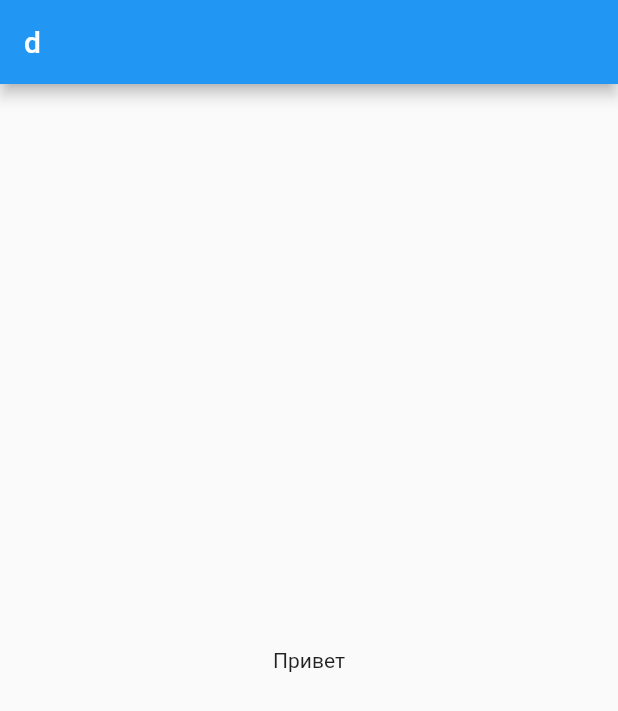
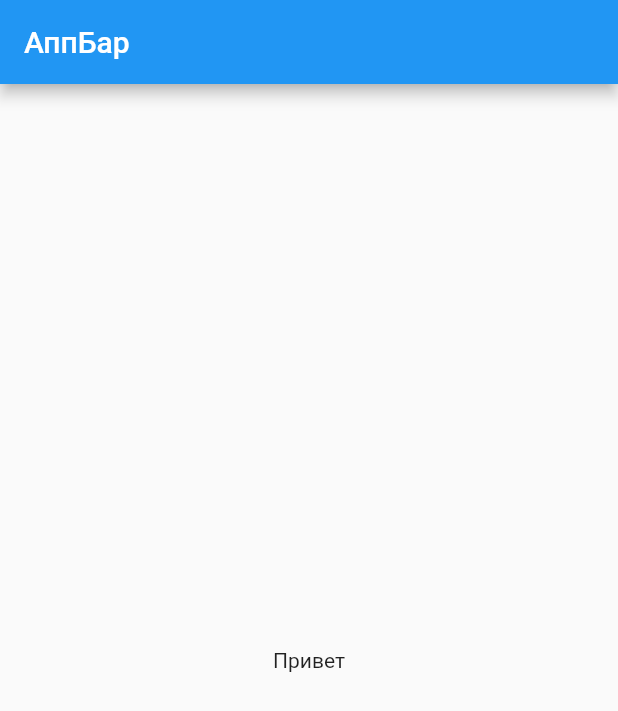
Before and after one commit to insignity/shop, a Flutter app: the screen it shows after launch, on a phone screen of 412 x 824 dp. Shown: the top 711 px of the screen. Run offline on Flutter 3.47's test engine with Material 2 defaults, Android fonts, the phone set to English and light mode, and no system bars.

Commit message:
Фикс бага

```diff
--- a/lib/l10n/intl/messages_ru.dart
+++ b/lib/l10n/intl/messages_ru.dart
@@ -22,6 +22,8 @@ class MessageLookup extends MessageLookupByLibrary {
 
   final messages = _notInlinedMessages(_notInlinedMessages);
   static Map<String, Function> _notInlinedMessages(_) => <String, Function>{
-        "Hello": MessageLookupByLibrary.simpleMessage("Привет")
+        "AppBar": MessageLookupByLibrary.simpleMessage("АппБар"),
+        "Hello": MessageLookupByLibrary.simpleMessage("Привет"),
+        "world": MessageLookupByLibrary.simpleMessage("мир")
       };
 }
--- a/lib/l10n/l10n.dart
+++ b/lib/l10n/l10n.dart
@@ -59,6 +59,26 @@ class AppLocalizations {
       args: [],
     );
   }
+
+  /// `мир`
+  String get world {
+    return Intl.message(
+      'мир',
+      name: 'world',
+      desc: '',
+      args: [],
+    );
+  }
+
+  /// `АппБар`
+  String get AppBar {
+    return Intl.message(
+      'АппБар',
+      name: 'AppBar',
+      desc: '',
+      args: [],
+    );
+  }
 }
 
 class AppLocalizationDelegate extends LocalizationsDelegate<AppLocalizations> {
--- a/lib/main.dart
+++ b/lib/main.dart
@@ -42,7 +42,7 @@ class _MyHomePageState extends State<MyHomePage> {
   Widget build(BuildContext context) {
     return Scaffold(
       appBar: AppBar(
-        title: const Text('d'),
+        title:  Text(context.$.AppBar),
       ),
       body: Center(
         child: Column(
--- a/locales/intl_ru.arb
+++ b/locales/intl_ru.arb
@@ -1,3 +1,5 @@
 {
-  "Hello": "Привет"
+  "Hello": "Привет",
+  "world": "мир",
+  "AppBar": "АппБар"
 }
--- a/pubspec.yaml
+++ b/pubspec.yaml
@@ -34,10 +34,10 @@ dependencies:
   # The following adds the Cupertino Icons font to your application.
   # Use with the CupertinoIcons class for iOS style icons.
   cupertino_icons: ^1.0.2
-  build_runner: ^2.2.0
   intl: ^0.17.0 # Пакет для локализации
 
 dev_dependencies:
+  build_runner: ^2.2.0
   flutter_test:
     sdk: flutter
 
@@ -53,7 +53,6 @@ dev_dependencies:
 
 # The following section is specific to Flutter packages.
 flutter:
-  generate: true
   # The following line ensures that the Material Icons font is
   # included with your application, so that you can use the icons in
   # the material Icons class.
```
Also changed, not shown: pubspec.lock, 1 other file.
